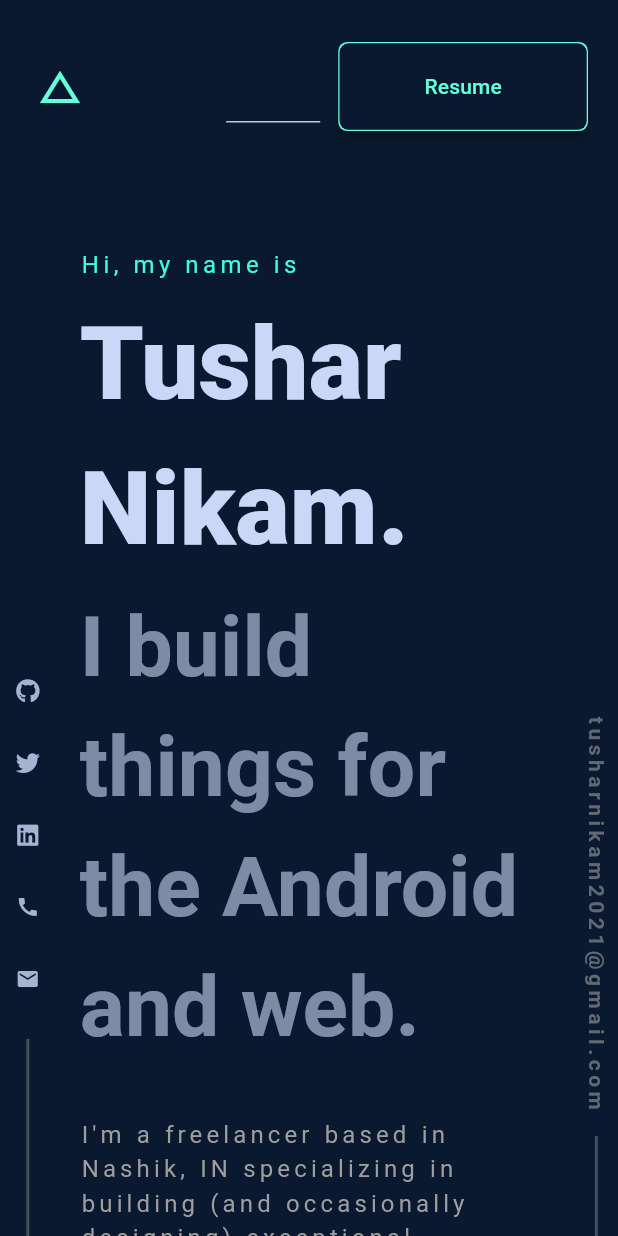
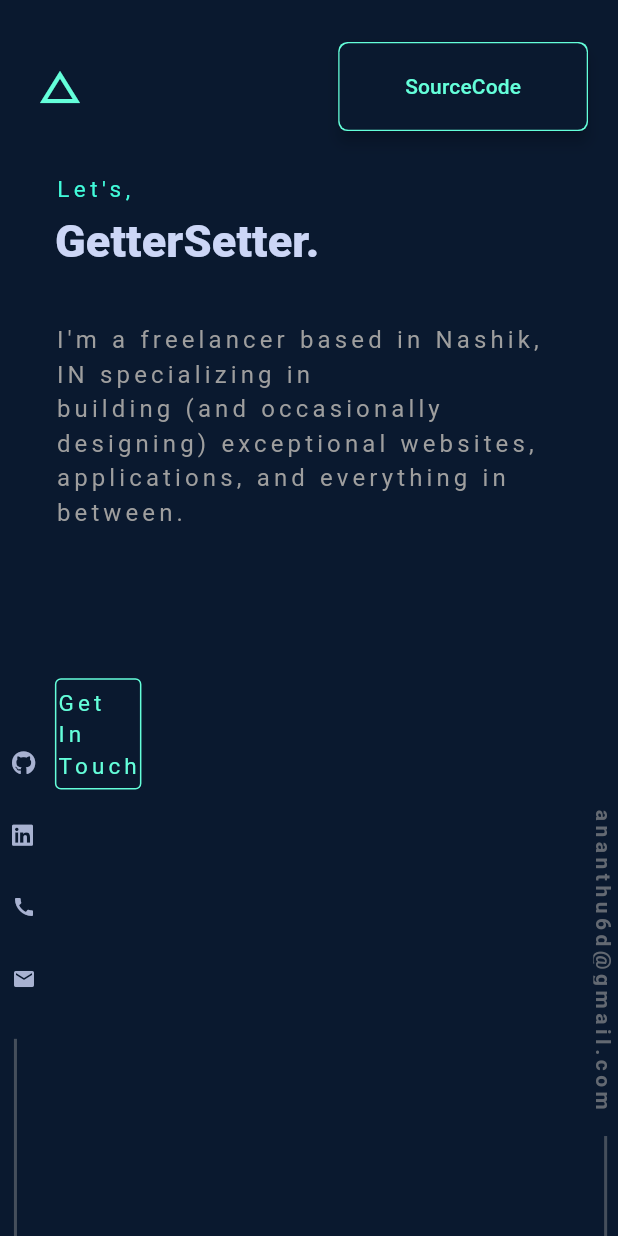
Before and after one commit to ananthu6d/GetterSetter, a Flutter app: the screen it shows after launch, on a phone screen of 412 x 824 dp. Run offline on Flutter 3.47's test engine with Material 3 defaults, Android fonts, the phone set to English and light mode, and no system bars; our stand-ins replace font_awesome_flutter.

Commit message:
added methods and homescrren

```diff
--- a/lib/HomeScreen.dart
+++ b/lib/HomeScreen.dart
@@ -4,6 +4,8 @@ import 'package:flutter/material.dart';
 import 'package:font_awesome_flutter/font_awesome_flutter.dart';
 
 class HomePage extends StatefulWidget {
+  const HomePage({super.key});
+
   @override
   _HomePageState createState() => _HomePageState();
 }
@@ -19,15 +21,15 @@ class _HomePageState extends State<HomePage> {
   Widget build(BuildContext context) {
     final Size size = MediaQuery.of(context).size;
     return Scaffold(
-        backgroundColor: Color(0xff0A192F),
+        backgroundColor: const Color(0xff0A192F),
         body: SingleChildScrollView(
-          physics: ScrollPhysics(),
+          physics: const ScrollPhysics(),
           primary: true,
           scrollDirection: Axis.vertical,
           child: Column(
             children: [
-              //Mavigation Bar
-              Container(
+              //Navigation Bar
+              SizedBox(
                 height: size.height * 0.14,
                 width: size.width,
                 child: Padding(
@@ -35,72 +37,41 @@ class _HomePageState extends State<HomePage> {
                   child: Row(
                     children: [
                       IconButton(
-                          icon: Icon(
+                          icon: const Icon(
                             Icons.change_history,
                             size: 32.0,
                             color: Color(0xff64FFDA),
                           ),
                           onPressed: () {}),
-                      Spacer(),
-                      Expanded(
-                        child: Padding(
-                          padding: const EdgeInsets.symmetric(horizontal: 8.0),
-                          child: DefaultTabController(
-                            length: 4,
-                            child: TabBar(
-                              indicatorColor: Colors.transparent,
-                              onTap: (index) async {},
-                              tabs: const [
-                                Tab(
-                                  child: AppBarTitle(
-                                    text: 'About',
-                                  ),
-                                ),
-                                Tab(
-                                  child: AppBarTitle(
-                                    text: 'Experience',
-                                  ),
-                                ),
-                                Tab(
-                                  child: AppBarTitle(
-                                    text: 'Project',
-                                  ),
-                                ),
-                                Tab(
-                                  child: AppBarTitle(
-                                    text: 'Contact Us',
-                                  ),
-                                ),
-                              ],
-                            ),
-                          ),
-                        ),
-                      ),
+                      const Spacer(),
                       Padding(
                         padding: const EdgeInsets.symmetric(vertical: 16.0),
                         child: Card(
                           elevation: 4.0,
-                          color: Color(0xff64FFDA),
+                          color: const Color(0xff64FFDA),
                           shape: RoundedRectangleBorder(
                             borderRadius: BorderRadius.circular(6.0),
                           ),
                           child: Container(
-                            margin: EdgeInsets.all(0.85),
+                            margin: const EdgeInsets.all(0.85),
                             height: size.height * 0.07,
                             width: size.height * 0.20,
                             alignment: Alignment.center,
                             decoration: BoxDecoration(
-                              color: Color(0xff0A192F),
+                              color: const Color(0xff0A192F),
                               borderRadius: BorderRadius.circular(6.0),
                             ),
                             child: TextButton(
-                              onPressed: () {},
-                              child: Padding(
-                                padding: const EdgeInsets.symmetric(
+                              onPressed: () {
+                                method.launchURL(
+                                    "https://github.com/ananthu6d/GetterSetter");
+                              },
+                              child: const Padding(
+                                padding: EdgeInsets.symmetric(
                                   horizontal: 8.0,
                                 ),
                                 child: Text(
-                                  "Resume",
+                                  "SourceCode",
                                   style: TextStyle(
                                     color: Color(0xff64FFDA),
                                   ),
@@ -118,45 +89,38 @@ class _HomePageState extends State<HomePage> {
               Row(
                 children: [
                   //Social Icon
-                  Container(
-                    width: size.width * 0.09,
+                  SizedBox(
+                    width: size.width * 0.05,
                     height: size.height - 82,
                     child: Column(
                       mainAxisAlignment: MainAxisAlignment.end,
                       children: [
                         IconButton(
-                            icon: FaIcon(FontAwesomeIcons.github),
-                            color: Color(0xffffA8B2D1),
+                            icon: const FaIcon(FontAwesomeIcons.github),
+                            color: const Color(0xffffa8b2d1),
                             iconSize: 16.0,
                             onPressed: () {
-                              method.launchURL("https://github.com/champ96k");
+                              method.launchURL("https://github.com/ananthu6d/");
                             }),
                         IconButton(
-                            icon: FaIcon(FontAwesomeIcons.twitter),
-                            color: Color(0xffffA8B2D1),
-                            iconSize: 16.0,
-                            onPressed: () {
-                              method.launchURL("https://twitter.com/champ_96k");
-                            }),
-                        IconButton(
-                          icon: FaIcon(FontAwesomeIcons.linkedin),
-                          color: Color(0xffffA8B2D1),
+                          icon: const FaIcon(FontAwesomeIcons.linkedin),
+                          color: const Color(0xffffa8b2d1),
                           onPressed: () {
                             method.launchURL(
-                                "https://www.linkedin.com/in/tushar-nikam-a29a97131/");
+                                "https://www.linkedin.com/in/ananthusuresh/");
                           },
                           iconSize: 16.0,
                         ),
                         IconButton(
-                            icon: Icon(Icons.call),
-                            color: Color(0xffffA8B2D1),
+                            icon: const Icon(Icons.call),
+                            color: const Color(0xffffa8b2d1),
                             iconSize: 16.0,
                             onPressed: () {
                               method.launchCaller();
                             }),
                         IconButton(
-                            icon: Icon(Icons.mail),
-                            color: Color(0xffffA8B2D1),
+                            icon: const Icon(Icons.mail),
+                            color: const Color(0xffffa8b2d1),
                             iconSize: 16.0,
                             onPressed: () {
                               method.launchEmail();
@@ -173,7 +137,7 @@ class _HomePageState extends State<HomePage> {
                     ),
                   ),
                   Expanded(
-                    child: Container(
+                    child: SizedBox(
                       height: size.height - 82,
                       child: Padding(
                         padding: const EdgeInsets.symmetric(horizontal: 16.0),
@@ -186,39 +150,26 @@ class _HomePageState extends State<HomePage> {
                                     crossAxisAlignment:
                                         CrossAxisAlignment.start,
                                     children: [
-                                      SizedBox(
-                                        height: size.height * .06,
-                                      ),
-                                      CustomText(
-                                        text: "Hi, my name is",
-                                        textsize: 16.0,
+                                      const CustomText(
+                                        text: "Let's,",
+                                        textsize: 15.0,
                                         color: Color(0xff41FBDA),
                                         letterSpacing: 3.0,
                                       ),
-                                      SizedBox(
-                                        height: 6.0,
+                                      const SizedBox(
+                                        height: 3.0,
                                       ),
-                                      CustomText(
-                                        text: "Tushar Nikam.",
-                                        textsize: 68.0,
+                                      const CustomText(
+                                        text: "GetterSetter.",
+                                        textsize: 30.0,
                                         color: Color(0xffCCD6F6),
                                         fontWeight: FontWeight.w900,
                                       ),
-                                      SizedBox(
-                                        height: 4.0,
-                                      ),
-                                      CustomText(
-                                        text:
-                                            "I build things for the Android and web.",
-                                        textsize: 56.0,
-                                        color:
-                                            Color(0xffCCD6F6).withOpacity(0.6),
-                                        fontWeight: FontWeight.w700,
-                                      ),
+
                                       SizedBox(
                                         height: size.height * .04,
                                       ),
-                                      Wrap(
+                                      const Wrap(
                                         children: [
                                           Text(
                                             "I'm a freelancer based in Nashik, IN specializing in \nbuilding (and occasionally designing) exceptional websites, \napplications, and everything in between.",
@@ -240,8 +191,8 @@ class _HomePageState extends State<HomePage> {
                                         onTap: () {
                                           method.launchEmail();
                                         },
-                                        hoverColor:
-                                            Color(0xff64FFDA).withOpacity(0.2),
+                                        hoverColor: const Color(0xff64FFDA)
+                                            .withOpacity(0.2),
                                         borderRadius:
                                             BorderRadius.circular(4.0),
                                         child: Container(
@@ -250,12 +201,12 @@ class _HomePageState extends State<HomePage> {
                                           width: size.width * 0.14,
                                           decoration: BoxDecoration(
                                             border: Border.all(
-                                              color: Color(0xff64FFDA),
+                                              color: const Color(0xff64FFDA),
                                             ),
                                             borderRadius:
                                                 BorderRadius.circular(4.0),
                                           ),
-                                          child: Text(
+                                          child: const Text(
                                             "Get In Touch",
                                             style: TextStyle(
                                               color: Color(0xff64FFDA),
@@ -280,8 +231,8 @@ class _HomePageState extends State<HomePage> {
                       ),
                     ),
                   ),
-                  Container(
-                    width: MediaQuery.of(context).size.width * 0.07,
+                  SizedBox(
+                    width: MediaQuery.of(context).size.width * 0.04,
                     height: MediaQuery.of(context).size.height - 82,
                     //color: Colors.orange,
                     child: Column(
@@ -290,7 +241,7 @@ class _HomePageState extends State<HomePage> {
                         RotatedBox(
                           quarterTurns: 45,
                           child: Text(
-                            "tusharnikam2021@gmail.com",
+                            "ananthu6d@gmail.com",
                             style: TextStyle(
                               color: Colors.grey.withOpacity(0.6),
                               letterSpacing: 3.0,
--- a/lib/Method.dart
+++ b/lib/Method.dart
@@ -11,7 +11,7 @@ class Method {
   }
 
   launchCaller() async {
-    const url = "tel:9595242507";
+    const url = "tel:9207624728";
     if (await canLaunch(url)) {
       await launch(url);
     } else {
@@ -20,8 +20,8 @@ class Method {
   }
 
   launchEmail() async {
-    if (await canLaunch("mailto:champ96k@gmail.com")) {
-      await launch("mailto:champ96k@gmail.com");
+    if (await canLaunch("mailto:ananthu6d@gmail.com")) {
+      await launch("mailto:ananthu6d@gmail.com");
     } else {
       throw 'Could not launch';
     }
--- a/lib/main.dart
+++ b/lib/main.dart
@@ -2,7 +2,7 @@ import 'package:GetterSetter/HomeScreen.dart';
 import 'package:flutter/material.dart';
 
 void main() {
-  runApp(MyApp());
+  runApp(const MyApp());
 }
 
 class MyApp extends StatelessWidget {
@@ -17,7 +17,7 @@ class MyApp extends StatelessWidget {
               seedColor: const Color.fromARGB(255, 19, 0, 52)),
           useMaterial3: true),
       debugShowCheckedModeBanner: false,
-      home: HomePage(),
+      home: const HomePage(),
     );
   }
 }
```
Also changed, not shown: lib/Widgets.dart (+5 -6 lines), 15 other files.
